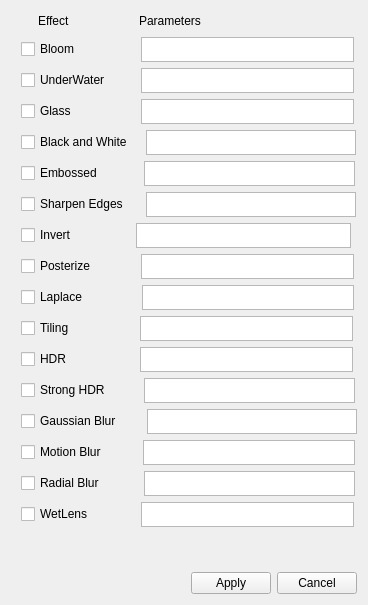
Old version of the form bin/scenes/Compositor/compositor.ui in the repository realXtend/tundra.
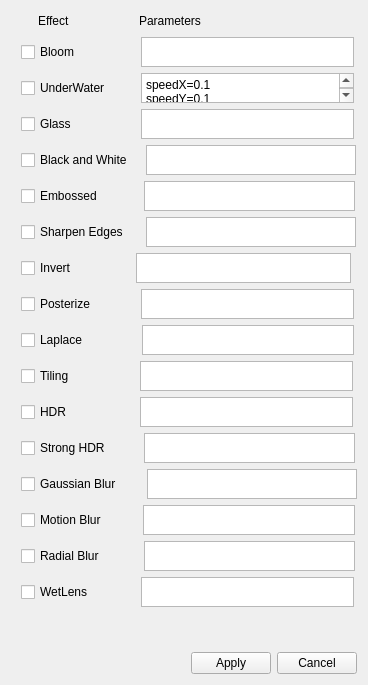
New version of the form.

Commit message: Added parameters to compositor widget. Fixed a null pointer crash in EC_OgreRenderingModule/EC_OgreCompositor.cpp.

```diff
--- a/bin/scenes/Compositor/compositor.ui
+++ b/bin/scenes/Compositor/compositor.ui
@@ -7,13 +7,13 @@
     <x>0</x>
     <y>0</y>
     <width>368</width>
-    <height>605</height>
+    <height>685</height>
    </rect>
   </property>
   <property name="maximumSize">
    <size>
     <width>368</width>
-    <height>605</height>
+    <height>685</height>
    </size>
   </property>
   <property name="windowTitle">
@@ -132,7 +132,7 @@
        <property name="maximumSize">
         <size>
          <width>250</width>
-         <height>25</height>
+         <height>30</height>
         </size>
        </property>
       </widget>
@@ -198,7 +198,7 @@
        <property name="maximumSize">
         <size>
          <width>250</width>
-         <height>25</height>
+         <height>30</height>
         </size>
        </property>
        <property name="baseSize">
@@ -207,6 +207,11 @@
          <height>50</height>
         </size>
        </property>
+       <property name="plainText">
+        <string>speedX=0.1
+speedY=0.1
+normalStr=0.02</string>
+       </property>
       </widget>
      </item>
      <item>
@@ -270,7 +275,7 @@
        <property name="maximumSize">
         <size>
          <width>250</width>
-         <height>25</height>
+         <height>30</height>
         </size>
        </property>
       </widget>
@@ -336,7 +341,7 @@
        <property name="maximumSize">
         <size>
          <width>250</width>
-         <height>25</height>
+         <height>30</height>
         </size>
        </property>
       </widget>
@@ -402,7 +407,7 @@
        <property name="maximumSize">
         <size>
          <width>250</width>
-         <height>25</height>
+         <height>30</height>
         </size>
        </property>
       </widget>
@@ -468,7 +473,7 @@
        <property name="maximumSize">
         <size>
          <width>250</width>
-         <height>25</height>
+         <height>30</height>
         </size>
        </property>
       </widget>
@@ -534,7 +539,7 @@
        <property name="maximumSize">
         <size>
          <width>250</width>
-         <height>25</height>
+         <height>30</height>
         </size>
        </property>
       </widget>
@@ -600,7 +605,7 @@
        <property name="maximumSize">
         <size>
          <width>250</width>
-         <height>25</height>
+         <height>30</height>
         </size>
        </property>
       </widget>
@@ -666,7 +671,7 @@
        <property name="maximumSize">
         <size>
          <width>250</width>
-         <height>25</height>
+         <height>30</height>
         </size>
        </property>
       </widget>
@@ -732,7 +737,7 @@
        <property name="maximumSize">
         <size>
          <width>250</width>
-         <height>25</height>
+         <height>30</height>
         </size>
        </property>
       </widget>
@@ -798,7 +803,7 @@
        <property name="maximumSize">
         <size>
          <width>250</width>
-         <height>25</height>
+         <height>30</height>
         </size>
        </property>
       </widget>
@@ -864,7 +869,7 @@
        <property name="maximumSize">
         <size>
          <width>250</width>
-         <height>25</height>
+         <height>30</height>
         </size>
        </property>
       </widget>
@@ -930,7 +935,7 @@
        <property name="maximumSize">
         <size>
          <width>250</width>
-         <height>25</height>
+         <height>30</height>
         </size>
        </property>
       </widget>
@@ -996,7 +1001,7 @@
        <property name="maximumSize">
         <size>
          <width>250</width>
-         <height>25</height>
+         <height>30</height>
         </size>
        </property>
       </widget>
@@ -1062,7 +1067,7 @@
        <property name="maximumSize">
         <size>
          <width>250</width>
-         <height>25</height>
+         <height>30</height>
         </size>
        </property>
       </widget>
@@ -1128,7 +1133,7 @@
        <property name="maximumSize">
         <size>
          <width>250</width>
-         <height>25</height>
+         <height>30</height>
         </size>
        </property>
       </widget>
```
The commit also changes 2 other files.
